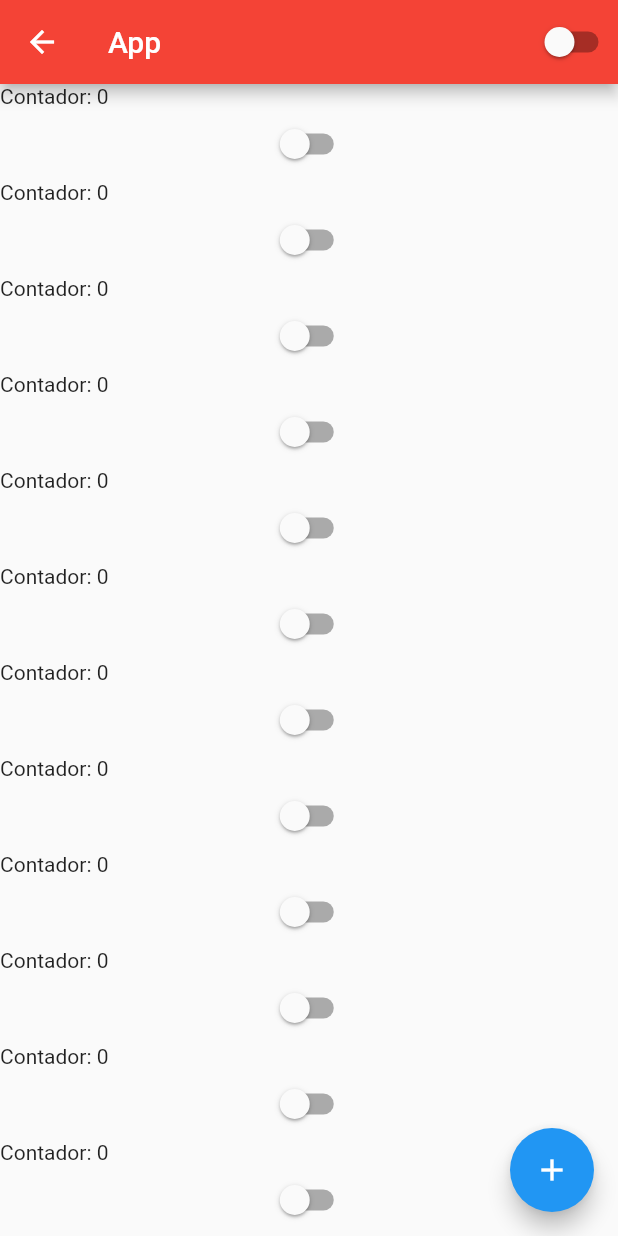
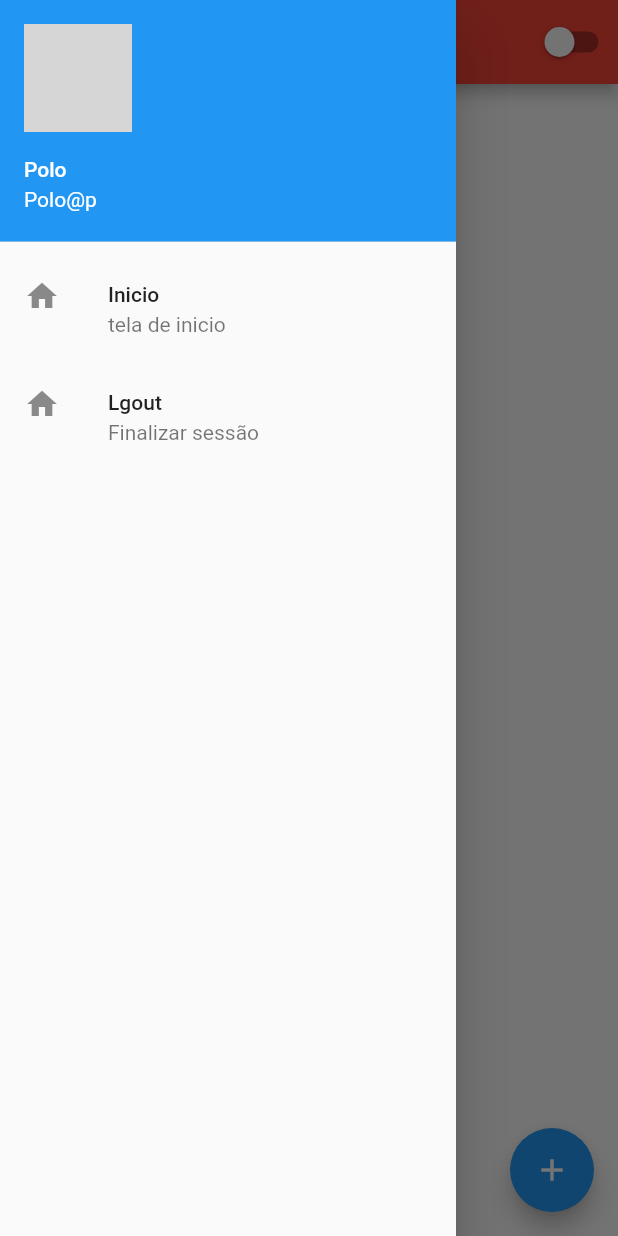
Before and after one commit to pedroPolonea/poc-flutter, a Flutter app: the HomePage screen opened by its route, with the side drawer open (before the commit the screen has no drawer), on a phone screen of 412 x 824 dp. Run offline on Flutter 3.47's test engine with Material 2 defaults, Android fonts, the phone set to English and light mode, and no system bars; network calls fail; grey boxes are pictures that could not be loaded.

```diff
--- a/ola_mundo/lib/home_page.dart
+++ b/ola_mundo/lib/home_page.dart
@@ -17,6 +17,33 @@ class HomePageState extends State<HomePage>{
   @override
   Widget build(BuildContext context) {
     return Scaffold(
+      drawer: Drawer(
+        child: Column(
+          children: [
+            UserAccountsDrawerHeader(
+              currentAccountPicture: Image.network('https://media-exp1.licdn.com/dms/image/C4E03AQFnpwz4c_0dgQ/profile-displayphoto-shrink_200_200/0/1517271295579?e=1617840000&v=beta&t=ehBs5Rf3PR0uaZciQxCB4MhbGkzyxudhC23tEzUsWEY'),
+              accountName: Text('Polo'),
+              accountEmail: Text('Polo@p')
+            ),
+            ListTile(
+              leading: Icon(Icons.home),
+              title: Text('Inicio'),
+              subtitle: Text('tela de inicio'),
+              onTap: (){
+                print('home');
+              },
+            ),
+            ListTile(
+              leading: Icon(Icons.home),
+              title: Text('Lgout'),
+              subtitle: Text('Finalizar sessão'),
+              onTap: (){
+                Navigator.of(context).pushReplacementNamed('/');
+              },
+            )
+          ],
+        ),
+      ),
       appBar: AppBar(
         title: Text('App'),
         actions: [CustomSwitch(),],
```
